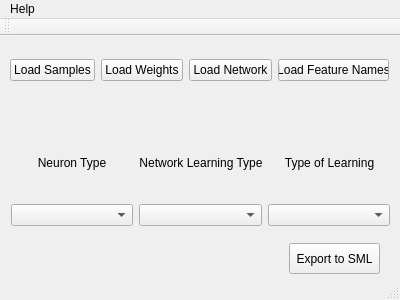
Above: smlgui/gui/export.ui from akshaybabloo/SML-GUI before the change. Below: the same form after it.
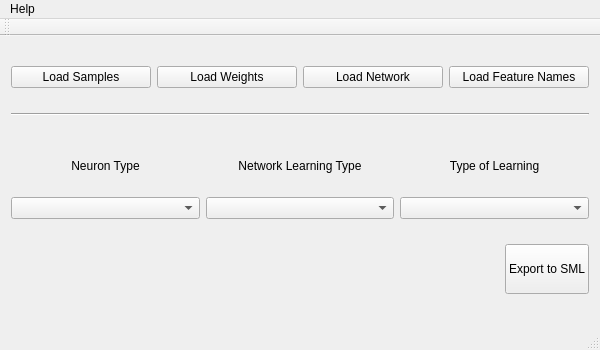
That is the form after the change.

Commit message: layout corrected and grid added

What changed in the file:
```diff
--- a/smlgui/gui/export.ui
+++ b/smlgui/gui/export.ui
@@ -6,23 +6,23 @@
    <rect>
     <x>0</x>
     <y>0</y>
-    <width>400</width>
-    <height>300</height>
+    <width>600</width>
+    <height>350</height>
    </rect>
   </property>
   <property name="windowTitle">
    <string>SML Exporter</string>
   </property>
   <widget class="QWidget" name="centralWidget">
-   <widget class="QWidget" name="horizontalLayoutWidget">
-    <property name="geometry">
-     <rect>
-      <x>-1</x>
-      <y>-1</y>
-      <width>401</width>
-      <height>71</height>
-     </rect>
-    </property>
+   <layout class="QGridLayout" name="gridLayout">
+    <item row="1" column="0">
+     <widget class="Line" name="line">
+      <property name="orientation">
+       <enum>Qt::Horizontal</enum>
+      </property>
+     </widget>
+    </item>
+    <item row="0" column="0">
     <layout class="QHBoxLayout" name="horizontalLayout">
      <item>
       <widget class="QPushButton" name="load_samples_button">
@@ -62,34 +62,19 @@
       </widget>
      </item>
     </layout>
-   </widget>
-   <widget class="QPushButton" name="export_sml">
-    <property name="geometry">
-     <rect>
-      <x>289</x>
-      <y>207</y>
-      <width>91</width>
-      <height>31</height>
-     </rect>
-    </property>
-    <property name="text">
-     <string>Export to SML</string>
-    </property>
-   </widget>
-   <widget class="QWidget" name="verticalLayoutWidget">
-    <property name="geometry">
-     <rect>
-      <x>0</x>
-      <y>80</y>
-      <width>401</width>
-      <height>121</height>
-     </rect>
-    </property>
+    </item>
+    <item row="2" column="0">
     <layout class="QVBoxLayout" name="verticalLayout">
      <item>
       <layout class="QHBoxLayout" name="horizontalLayout_4">
        <item>
         <widget class="QLabel" name="label_3">
+          <property name="maximumSize">
+           <size>
+            <width>16777215</width>
+            <height>50</height>
+           </size>
+          </property>
          <property name="text">
           <string>Neuron Type</string>
          </property>
@@ -100,6 +85,12 @@
        </item>
        <item>
         <widget class="QLabel" name="label_2">
+          <property name="maximumSize">
+           <size>
+            <width>16777215</width>
+            <height>50</height>
+           </size>
+          </property>
          <property name="text">
           <string>Network Learning Type</string>
          </property>
@@ -110,6 +101,12 @@
        </item>
        <item>
         <widget class="QLabel" name="label">
+          <property name="maximumSize">
+           <size>
+            <width>16777215</width>
+            <height>50</height>
+           </size>
+          </property>
          <property name="text">
           <string>Type of Learning</string>
          </property>
@@ -123,25 +120,77 @@
      <item>
       <layout class="QHBoxLayout" name="horizontalLayout_2">
        <item>
-        <widget class="QComboBox" name="neuron_type"/>
+         <widget class="QComboBox" name="neuron_type">
+          <property name="minimumSize">
+           <size>
+            <width>0</width>
+            <height>20</height>
+           </size>
+          </property>
+         </widget>
        </item>
        <item>
-        <widget class="QComboBox" name="learning_type"/>
+         <widget class="QComboBox" name="learning_type">
+          <property name="minimumSize">
+           <size>
+            <width>0</width>
+            <height>20</height>
+           </size>
+          </property>
+         </widget>
        </item>
        <item>
-        <widget class="QComboBox" name="learning_way"/>
+         <widget class="QComboBox" name="learning_way">
+          <property name="minimumSize">
+           <size>
+            <width>0</width>
+            <height>20</height>
+           </size>
+          </property>
+         </widget>
        </item>
       </layout>
      </item>
     </layout>
-   </widget>
+    </item>
+    <item row="4" column="0">
+     <layout class="QHBoxLayout" name="horizontalLayout_3">
+      <item>
+       <spacer name="horizontalSpacer">
+        <property name="orientation">
+         <enum>Qt::Horizontal</enum>
+        </property>
+        <property name="sizeHint" stdset="0">
+         <size>
+          <width>40</width>
+          <height>20</height>
+         </size>
+        </property>
+       </spacer>
+      </item>
+      <item>
+       <widget class="QPushButton" name="export_sml">
+        <property name="minimumSize">
+         <size>
+          <width>0</width>
+          <height>50</height>
+         </size>
+        </property>
+        <property name="text">
+         <string>Export to SML</string>
+        </property>
+       </widget>
+      </item>
+     </layout>
+    </item>
+   </layout>
   </widget>
   <widget class="QMenuBar" name="menuBar">
    <property name="geometry">
     <rect>
      <x>0</x>
      <y>0</y>
-     <width>400</width>
+     <width>600</width>
      <height>19</height>
     </rect>
    </property>
```
Lines whose indentation alone changed are shown as unchanged.
